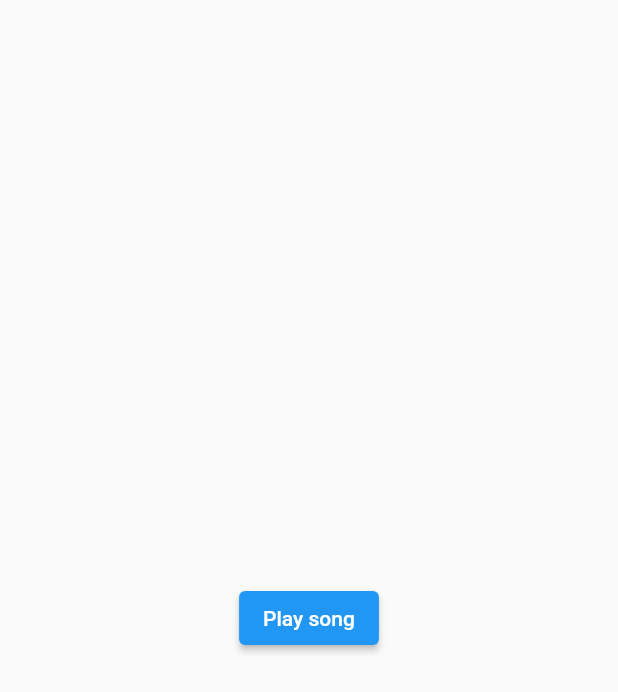
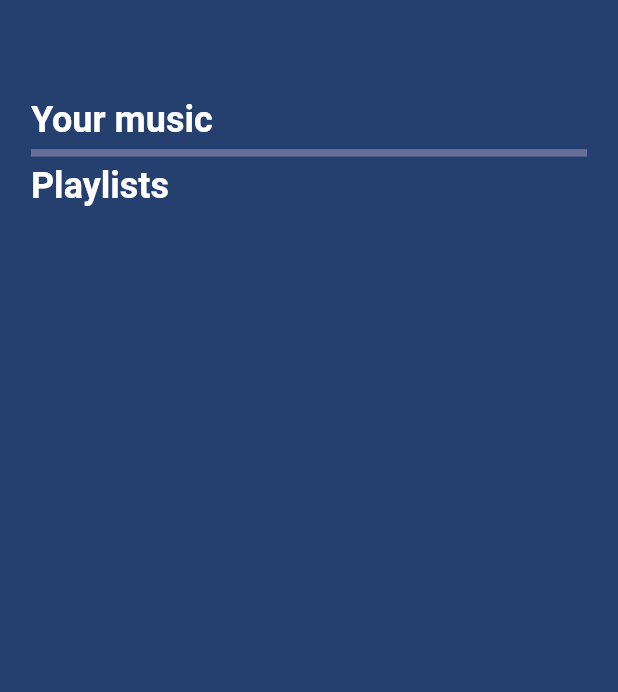
Before and after one commit to mbolanoss/lalu_ma, a Flutter app: the screen it shows after launch, on a phone screen of 412 x 824 dp. Shown: the top 692 px of the screen. Run offline on Flutter 3.47's test engine with Material 2 defaults, Android fonts, the phone set to English and light mode, and no system bars; our stand-ins replace audioplayers, flutter_secure_storage, google_fonts, graphql_flutter.

Commit message:
Created library screen, playlists section is pending

```diff
--- a/lalu/lib/main.dart
+++ b/lalu/lib/main.dart
@@ -8,7 +8,7 @@ import 'package:lalu/view/music_player_view/music_player_screen.dart';
 import 'package:provider/provider.dart';
 
 import 'providers/music_player_state_provider.dart';
-import 'view/home_view/home_screen.dart';
+import 'view/library_view/library_screen.dart';
 
 void main() {
   SystemChrome.setSystemUIOverlayStyle(const SystemUiOverlayStyle(
@@ -61,11 +61,11 @@ class MyApp extends StatelessWidget {
     return MaterialApp(
       debugShowCheckedModeBanner: false,
       theme: customTheme,
-      initialRoute: HomeScreen.route,
+      initialRoute: LibraryScreen.route,
       routes: {
         LoginRegisterScreen.route: (_) => const LoginRegisterScreen(),
         MusicPlayerScreen.route: (_) => const MusicPlayerScreen(),
-        HomeScreen.route: (_) => const HomeScreen(),
+        LibraryScreen.route: (_) => const LibraryScreen(),
       },
     );
   }
--- a/lalu/lib/resources/colors.dart
+++ b/lalu/lib/resources/colors.dart
@@ -19,3 +19,4 @@ const deepPurple = Color(0xFF660E85);
 const darkBlue = Color(0xFF042259);
 const deepBlue = Color(0xFF253F6E);
 const lightPurple = Color(0xFFCA6BE5);
+const gray = Color(0xFF656F99);
--- a/lalu/lib/view/home_view/home_screen.dart
+++ /dev/null
@@ -1,51 +0,0 @@
-import 'package:flutter/material.dart';
-import 'package:graphql_flutter/graphql_flutter.dart';
-import 'package:lalu/view/music_player_view/music_player_screen.dart';
-import 'package:provider/provider.dart';
-
-import '../../models/song.dart';
-import '../../providers/music_player_provider.dart';
-import '../../providers/music_player_state_provider.dart';
-import '../../view_model/music_player_vm.dart';
-
-class HomeScreen extends StatelessWidget {
-  static const route = 'home';
-
-  const HomeScreen({Key? key}) : super(key: key);
-
-  @override
-  Widget build(BuildContext context) {
-    final playerProvider = Provider.of<MusicPlayerProvider>(context);
-    final playerStateProvider = Provider.of<MusicPlayerStateProvider>(context);
-
-    final graphqlClient = GraphQLProvider.of(context).value;
-    final musicPlayerVM = MusicPlayerVM();
-
-    return Scaffold(
-      body: Center(
-        child: ElevatedButton(
-          child: const Text('Play song'),
-          onPressed: () async {
-            /* playerStateProvider
-                .addSongToQueue(Song(id: "6273e6963c6b1aeee792e951"));
-
-            final songUrl = await musicPlayerVM.fetchSongUrl(
-                playerStateProvider.currentSong!.id, graphqlClient);
-
-            await playerProvider.setUrl(songUrl); */
-
-            playerStateProvider
-                .addSongToQueue(Song(id: "6273e6963c6b1aeee792e951"));
-            playerStateProvider
-                .addSongToQueue(Song(id: "62718e54b9621e3a0066d49f"));
-
-            musicPlayerVM.prepareSongPlayer(
-                playerProvider, playerStateProvider, graphqlClient);
-
-            Navigator.of(context).pushNamed(MusicPlayerScreen.route);
-          },
-        ),
-      ),
-    );
-  }
-}
--- /dev/null
+++ b/lalu/lib/view/library_view/library_screen.dart
@@ -0,0 +1,78 @@
+import 'package:flutter/material.dart';
+import 'package:graphql_flutter/graphql_flutter.dart';
+import 'package:lalu/view/music_player_view/music_player_screen.dart';
+import 'package:provider/provider.dart';
+
+import '../../models/song.dart';
+import '../../providers/music_player_provider.dart';
+import '../../providers/music_player_state_provider.dart';
+import '../../resources/colors.dart';
+import '../../view_model/music_player_vm.dart';
+import 'playlists_section.dart';
+
+class LibraryScreen extends StatelessWidget {
+  static const route = 'home';
+
+  const LibraryScreen({Key? key}) : super(key: key);
+
+  @override
+  Widget build(BuildContext context) {
+    final screenSize = MediaQuery.of(context).size;
+
+    final playerProvider = Provider.of<MusicPlayerProvider>(context);
+    final playerStateProvider = Provider.of<MusicPlayerStateProvider>(context);
+
+    final graphqlClient = GraphQLProvider.of(context).value;
+    final musicPlayerVM = MusicPlayerVM();
+
+    return Scaffold(
+      backgroundColor: deepBlue,
+      body: SafeArea(
+        child: Container(
+          margin: EdgeInsets.symmetric(horizontal: screenSize.width * 0.05),
+          child: Column(
+            children: [
+              //Appbar space
+              //TODO: put appbar
+              SizedBox(height: screenSize.height * 0.08),
+
+              //Screen title
+              _SectionTitle(title: 'Your music'),
+              Divider(color: gray, thickness: 5),
+
+              //Playlists
+              _SectionTitle(title: 'Playlists'),
+              SizedBox(
+                height: screenSize.height * 0.4,
+                child: PlaylistsSection(),
+              ),
+            ],
+          ),
+        ),
+      ),
+    );
+  }
+}
+
+class _SectionTitle extends StatelessWidget {
+  String title;
+
+  _SectionTitle({
+    Key? key,
+    required this.title,
+  }) : super(key: key);
+
+  @override
+  Widget build(BuildContext context) {
+    return Align(
+      alignment: Alignment.centerLeft,
+      child: Text(
+        title,
+        style: Theme.of(context).textTheme.bodyMedium!.copyWith(
+              fontSize: 24,
+              fontWeight: FontWeight.bold,
+            ),
+      ),
+    );
+  }
+}
--- /dev/null
+++ b/lalu/lib/view/library_view/playlists_section.dart
@@ -0,0 +1,27 @@
+import 'package:flutter/material.dart';
+
+class PlaylistsSection extends StatelessWidget {
+  final _scrollController = ScrollController();
+
+  PlaylistsSection({
+    Key? key,
+  }) : super(key: key);
+
+  @override
+  Widget build(BuildContext context) {
+    final screenSize = MediaQuery.of(context).size;
+
+    return Scrollbar(
+      thumbVisibility: true,
+      controller: _scrollController,
+      child: GridView.count(
+        controller: _scrollController,
+        physics: BouncingScrollPhysics(),
+        padding: EdgeInsets.symmetric(horizontal: 10),
+        shrinkWrap: true,
+        crossAxisCount: 2,
+        children: [],
+      ),
+    );
+  }
+}
```
